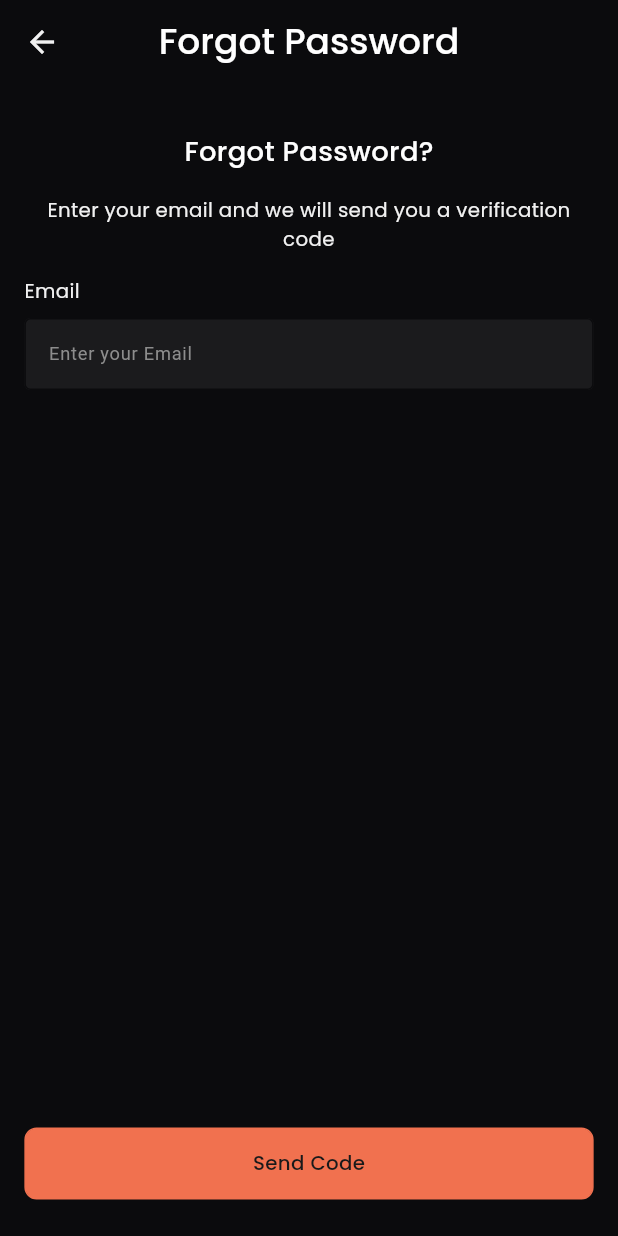
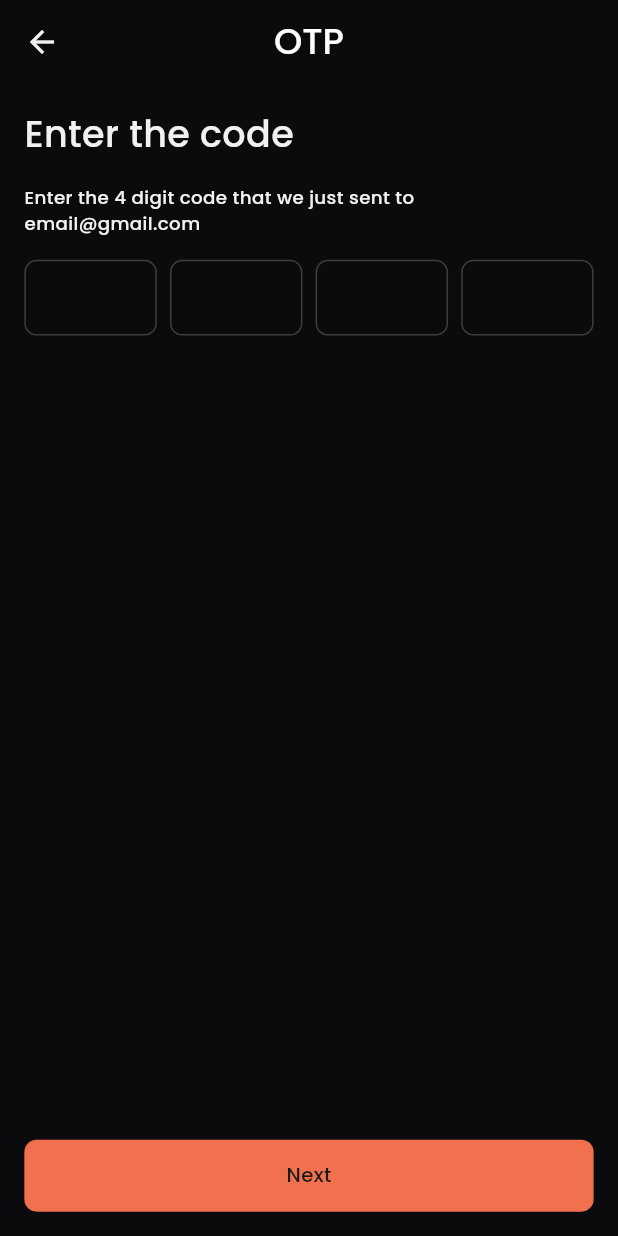
Before and after one commit to moury12/My-Tracks, a Flutter app: the ForgetPasswordScreen screen opened by its route, after a tap on "Send Code", on a phone screen of 412 x 824 dp. Run offline on Flutter 3.47's test engine with Material 3 defaults, Android fonts, the phone set to English and light mode, and no system bars; our stand-ins replace device_preview, flutter_screenutil, get, google_fonts, share_plus; missing offline and left inert: dart:ffi.

Commit message:
style: otp change pass auth pages

```diff
--- a/lib/controller/auth_controller.dart
+++ b/lib/controller/auth_controller.dart
@@ -1,16 +1,33 @@
 import 'package:flutter/cupertino.dart';
 import 'package:get/get.dart';
 
-class AuthController extends GetxController{
+class AuthController extends GetxController {
   static AuthController get to => Get.find();
   Rx<TextEditingController> emailSignUpController = TextEditingController().obs;
   Rx<TextEditingController> emailForgotController = TextEditingController().obs;
   Rx<TextEditingController> nameSignUpController = TextEditingController().obs;
   Rx<TextEditingController> passSignUpController = TextEditingController().obs;
-  Rx<TextEditingController> confirmPassSignUpController = TextEditingController().obs;
+  Rx<TextEditingController> confirmPassSignUpController =
+      TextEditingController().obs;
   Rx<TextEditingController> emailLoginController = TextEditingController().obs;
   Rx<TextEditingController> passLoginController = TextEditingController().obs;
+  Rx<TextEditingController> passNewController = TextEditingController().obs;
+  Rx<TextEditingController> confirmPassNewController = TextEditingController().obs;
 
+final otpControllers = List.generate(4,(index) => TextEditingController(),);
+final otpFocusNode = List.generate(4,(index) => FocusNode(),);
+var focusedFieldIndex =-1.obs;
+  @override
+  void onInit() {
+   for(int i =0; i<otpFocusNode.length;i++){
+     otpFocusNode[i].addListener(() {
+       if(otpFocusNode[i].hasFocus){
+         focusedFieldIndex=i;
+       }
+     },);
+   }
+    super.onInit();
+  }
 
   @override
   void onClose() {
@@ -21,6 +38,12 @@ confirmPassSignUpController.value.dispose();
     emailLoginController.value.dispose();
     passLoginController.value.dispose();
     emailForgotController.value.dispose();
+    for (var controller in otpControllers) {
+      controller.dispose();
+    }
+    for (var focusNode in otpFocusNode) {
+      focusNode.dispose();
+    }
     super.onClose();
   }
 }
--- a/lib/core/components/custom_textfield.dart
+++ b/lib/core/components/custom_textfield.dart
@@ -39,7 +39,7 @@ class CustomTextField extends StatefulWidget {
       this.enabledBorder,
       this.fillColor=AppColors.textFieldColor,
       this.contentPadding = const EdgeInsets.only(left: 10),
-      this.title, this.isEnable=true});
+      this.title, this.isEnable=true, this.height});
 
   final TextEditingController? textEditingController;
   final FocusNode? focusNode;
@@ -71,6 +71,7 @@ class CustomTextField extends StatefulWidget {
   final bool? isEnable;
   final EdgeInsetsGeometry contentPadding;
   final bool readOnly;
+  final double? height;
   final int? maxLength;
   final bool? isCollapsed;
   final bool? isDense;
@@ -97,9 +98,12 @@ class _CustomTextFieldState extends State<CustomTextField> {
               )
             : SizedBox.shrink(),
         widget.title != null ? space8H : SizedBox.shrink(),
-        TextFormField(
+        SizedBox(
+          height: widget.height ?? null, // Set the desired height here
+          child: TextFormField(
+            textAlign:widget.textAlign,
             onTap: widget.onTap,
-          enabled:widget.isEnable ,
+            enabled: widget.isEnable,
             autovalidateMode: AutovalidateMode.onUserInteraction,
             inputFormatters: widget.inputFormatters,
             onFieldSubmitted: widget.onFieldSubmitted,
@@ -110,21 +114,28 @@ class _CustomTextFieldState extends State<CustomTextField> {
             keyboardType: widget.keyboardType,
             textInputAction: widget.textInputAction,
             cursorColor: widget.cursorColor,
-          style: widget.inputTextStyle??TextStyle(
-              color: AppColors.whiteLightColor, fontWeight: FontWeight.w400,fontSize: getFontSizeSmall(context)),
+            style: widget.inputTextStyle ??
+                TextStyle(
+                    color: AppColors.whiteLightColor,
+                    fontWeight: FontWeight.w400,
+                    fontSize: getFontSizeSmall(context)),
             onChanged: widget.onChanged,
             maxLines: widget.maxLines,
             obscureText: widget.isPassword ? obscureText : false,
             validator: widget.validator,
             decoration: InputDecoration(
-              contentPadding: EdgeInsets.symmetric(horizontal:16.sp,vertical: 8.sp),
+              contentPadding: EdgeInsets.symmetric(
+                  horizontal: 16.sp, vertical: 16.sp), // Adjust vertical padding
               fillColor: widget.fillColor,
               isCollapsed: widget.isCollapsed,
               isDense: widget.isDense,
               errorMaxLines: 2,
               hintText: widget.hintText,
-              hintStyle: widget.hintStyle??TextStyle(
-                  color: AppColors.normalDarkWhite, fontWeight: FontWeight.w400,fontSize: getFontSizeSmall(context)),
+              hintStyle: widget.hintStyle ??
+                  TextStyle(
+                      color: AppColors.normalDarkWhite,
+                      fontWeight: FontWeight.w400,
+                      fontSize: getFontSizeSmall(context)),
               filled: true,
               prefixIcon: widget.prefixIcon,
               suffixIcon: widget.isPassword
@@ -142,8 +153,11 @@ class _CustomTextFieldState extends State<CustomTextField> {
               suffixIconColor: widget.suffixIconColor,
               border: widget.border,
               focusedBorder: widget.focusedBorder,
-              enabledBorder: widget.enabledBorder),
+              enabledBorder: widget.enabledBorder,
             ),
+          ),
+        ),
+
       ],
     );
   }
--- a/lib/core/constant/app_strings.dart
+++ b/lib/core/constant/app_strings.dart
@@ -20,8 +20,10 @@ class AppStaticString {
   static const String eventHistory = "Event History";
   static const String termsCondition = "Terms & Conditions";
   static const String search = "Search";
+  static const String otp = "OTP";
   static const String settings = "Settings";
   static const String changePass = "Change password";
+  static const String newPass = "New Password";
   static const String feedback = "Feedback";
   static const String privacyPolicy = "Privacy Policy";
   static const String payment = "Payment";
@@ -35,9 +37,12 @@ class AppStaticString {
   static const String signUpUser = "Sign up as a user or tracker?";
   static const String user = "User";
   static const String host = "Host";
+  static const String logOut = "Log Out";
   static const String email = "Email";
   static const String nameWithClone = "Name: ";
   static const String name = "Name";
+  static const String enterCode = "Enter the code";
+  static const String enter4Digit = "Enter the 4 digit code that we just sent to";
   static const String userName = "User Name";
   static const String password = "Password";
   static const String areYouSureToDelete = "Are you sure you want to delete this content ?";
@@ -60,7 +65,10 @@ class AppStaticString {
   static const String fieldName = "Field Name";
   static const String share = "Share";
   static const String track = "Track";
+  static const String setNewPass = "Set a new password";
+  static const String createANewPass = "Create a new password. Ensure it differs from previous ones for security";
   static const String trackName = "Track Name";
+  static const String updatePass = "Update Password";
   static const String selectCategory = "Select Category";
   static const String event = "Event";
   static const String running = "Running";
@@ -146,7 +154,7 @@ class AppStaticString {
   static const String  bookingFor= "Booking For";
   static const String  deleteAcc= "Delete Account";
   static const String  currentPass= "Current Password";
-  static const String  newPass= "New Password";
+
   static const String  send= "Send";
   static const String  sendCode= "Send Code";
   static const String  cancel= "Cancel";
--- a/lib/core/constant/image_constants.dart
+++ b/lib/core/constant/image_constants.dart
@@ -30,6 +30,7 @@ String historyIconUrl  ='assets/icons/history.png';
 String plusIconUrl  ='assets/icons/plus_icon.png';
 String promoteIconUrl  ='assets/icons/remote_icon.png';
 String reactIconUrl  ='assets/icons/react_icon.png';
+String keyIconUrl  ='assets/icons/key_icon.png';
 String reactFillIconUrl  ='assets/icons/react_fill_icon.png';
 String profileIconUrl  ='assets/icons/profile_icon.png';
 String privacyPolicyIconUrl  ='assets/icons/privacy_policy.png';
--- a/lib/core/route/app_routes.dart
+++ b/lib/core/route/app_routes.dart
@@ -10,6 +10,10 @@ import 'package:track_trek/view/add/upload_track.dart';
 import 'package:track_trek/view/auth/forget_password.dart';
 import 'package:track_trek/view/auth/login.dart';
 import 'package:track_trek/view/auth/login.dart';
+import 'package:track_trek/view/auth/new_password_page.dart';
+import 'package:track_trek/view/auth/new_password_page.dart';
+import 'package:track_trek/view/auth/otp_page.dart';
+import 'package:track_trek/view/auth/otp_page.dart';
 import 'package:track_trek/view/auth/sign_up.dart';
 import 'package:track_trek/view/feedback/feedback_page.dart';
 import 'package:track_trek/view/feedback/feedback_page.dart';
@@ -25,6 +29,12 @@ import 'package:track_trek/view/manage/event_user_page.dart';
 import 'package:track_trek/view/manage/event_user_page.dart';
 import 'package:track_trek/view/profile/profile_page.dart';
 import 'package:track_trek/view/profile/profile_page.dart';
+import 'package:track_trek/view/settings/change_password_page.dart';
+import 'package:track_trek/view/settings/change_password_page.dart';
+import 'package:track_trek/view/settings/privacy_terms_page.dart';
+import 'package:track_trek/view/settings/privacy_terms_page.dart';
+import 'package:track_trek/view/settings/settings_page.dart';
+import 'package:track_trek/view/settings/settings_page.dart';
 
 class AppRoutes {
   static route() => [
@@ -48,5 +58,10 @@ class AppRoutes {
         GetPage(name: HistoryScreen.routeName, page: () => const HistoryScreen()),
         GetPage(name: UserDetailsScreen.routeName, page: () => const UserDetailsScreen()),
         GetPage(name: FeedbackScreen.routeName, page: () => const FeedbackScreen()),
+        GetPage(name: SettingsScreen.routeName, page: () => const SettingsScreen()),
+        GetPage(name: OTPScreen.routeName, page: () => const OTPScreen(),binding: AuthBinding()),
+        GetPage(name: NewPasswordScreen.routeName, page: () => const NewPasswordScreen(),binding: AuthBinding()),
+        GetPage(name: PrivacyTermsScreen.routeName, page: () => const PrivacyTermsScreen()),
+        GetPage(name: ChangePasswordScreen.routeName, page: () => const ChangePasswordScreen()),
       ];
 }
--- a/lib/view/auth/forget_password.dart
+++ b/lib/view/auth/forget_password.dart
@@ -1,5 +1,6 @@
 import 'package:flutter/material.dart';
 import 'package:flutter_screenutil/flutter_screenutil.dart';
+import 'package:get/get.dart';
 import 'package:track_trek/controller/auth_controller.dart';
 import 'package:track_trek/core/components/custom_appbar.dart';
 import 'package:track_trek/core/components/custom_button.dart';
@@ -10,6 +11,7 @@ import 'package:track_trek/core/constant/fontsize_constant.dart';
 import 'package:track_trek/core/constant/padding_constant.dart';
 import 'package:track_trek/core/utils/app_color.dart';
 import 'package:track_trek/core/utils/text_style.dart';
+import 'package:track_trek/view/auth/otp_page.dart';
 
 class ForgetPasswordScreen extends StatelessWidget {
   static const String routeName ='/forget-pass';
@@ -51,9 +53,12 @@ class ForgetPasswordScreen extends StatelessWidget {
           ),
         ),
       ),
+      ///==============send code for reset pass ==========================///
       bottomNavigationBar: Padding(
         padding: padding16.copyWith(bottom: 24.sp),
-        child: CustomButton(onTap: (){},title:AppStaticString.sendCode ,),
+        child: CustomButton(onTap: (){
+          Get.toNamed(OTPScreen.routeName);
+        },title:AppStaticString.sendCode ,),
       ),
     );
   }
--- /dev/null
+++ b/lib/view/auth/otp_page.dart
@@ -0,0 +1,114 @@
+import 'package:flutter/material.dart';
+import 'package:flutter_screenutil/flutter_screenutil.dart';
+import 'package:get/get.dart';
+import 'package:track_trek/controller/auth_controller.dart';
+import 'package:track_trek/core/components/custom_appbar.dart';
+import 'package:track_trek/core/components/custom_button.dart';
+import 'package:track_trek/core/components/custom_textfield.dart';
+import 'package:track_trek/core/constant/app_strings.dart';
+import 'package:track_trek/core/constant/fontsize_constant.dart';
+import 'package:track_trek/core/constant/padding_constant.dart';
+import 'package:track_trek/core/utils/app_color.dart';
+import 'package:track_trek/core/utils/text_style.dart';
+import 'package:track_trek/view/auth/new_password_page.dart';
+
+class OTPScreen extends StatelessWidget {
+  static const String routeName = '/otp';
+
+  const OTPScreen({super.key});
+
+  void verifyOTP(BuildContext context) {
+    final otp = AuthController.to.otpControllers
+        .map(
+          (e) => e.text,
+        )
+        .join();
+    Get.toNamed(NewPasswordScreen.routeName);
+    // if (otp.length == 4) {
+    //   // Add OTP verification logic here
+    //   ScaffoldMessenger.of(context).showSnackBar(
+    //     SnackBar(content: Text("OTP Entered: $otp")),
+    //   );
+    // }
+  }
+
+  @override
+  Widget build(BuildContext context) {
+    return Scaffold(
+      resizeToAvoidBottomInset: false,
+      appBar: const CustomAppbar(
+        tile: AppStaticString.otp,
+      ),
+      body: Padding(
+        padding: padding16,
+        child: Column(
+          spacing: 16,
+          crossAxisAlignment: CrossAxisAlignment.start,
+          children: [
+            Text(
+              AppStaticString.enterCode,
+              style: poppinsMedium.copyWith(
+                  fontSize: getButtonFontSizeLarge(context)),
+            ),
+            Text(
+              ///===============dynamic email=====================///
+              '${AppStaticString.enter4Digit} email@gmail.com',
+              style:
+                  poppinsMedium.copyWith(fontSize: getFontSizeSmall(context)),
+            ),
+            Row(
+              spacing: 8.w,
+              mainAxisAlignment: MainAxisAlignment.spaceEvenly,
+              children: [
+                ...List.generate(
+                  4,
+                  (index) => _buildOTPField(context, index),
+                )
+              ],
+            ),
+          ],
+        ),
+      ),
+
+      ///=================verify otp====================///
+      bottomNavigationBar: Padding(
+        padding: padding16,
+        child: CustomButton(
+          onTap: () {
+            verifyOTP(context);
+          },
+          title: AppStaticString.next,
+        ),
+      ),
+    );
+  }
+
+  Widget _buildOTPField(BuildContext context, int index) {
+    return Expanded(
+        child: CustomTextField(
+      keyboardType: TextInputType.number,
+      focusNode: AuthController.to.otpFocusNode[index],
+      textEditingController: AuthController.to.otpControllers[index],
+      textAlign: TextAlign.center,
+      hintText: '',
+      height: 70.h,
+      onChanged: (value) {
+        if (value.isNotEmpty) {
+          FocusScope.of(context).nextFocus();
+        }
+      },
+      fillColor: AuthController.to.focusedFieldIndex == index
+          ? AppColors.whiteLightColor // Focused fill color
+          : AppColors.blackBackgroundColor,
+      focusedBorder: OutlineInputBorder(
+          borderSide: const BorderSide(color: AppColors.blackBorderColor),
+          borderRadius: BorderRadius.circular(8.r)),
+      border: OutlineInputBorder(
+          borderSide: const BorderSide(color: AppColors.blackBorderColor),
+          borderRadius: BorderRadius.circular(8.r)),
+      enabledBorder: OutlineInputBorder(
+          borderSide: const BorderSide(color: AppColors.blackBorderColor),
+          borderRadius: BorderRadius.circular(8.r)),
+    ));
+  }
+}
--- a/lib/view/home/widgets/gradient_container_widget.dart
+++ b/lib/view/home/widgets/gradient_container_widget.dart
@@ -61,7 +61,7 @@ class BlackContainerWidget extends StatelessWidget {
 
   @override
   Widget build(BuildContext context) {
-    return GestureDetector(onTap:onTap?? (){},
+    return InkWell(onTap:onTap?? (){},
       child: Container(
         alignment: Alignment.center,
         padding:padding16,
```
Also changed, not shown: lib/core/components/custom_drawer_widget.dart (+99 -23 lines), lib/view/add/widgets/delete_alert_dialog.dart (+16 -11 lines), lib/view/auth/new_password_page.dart (added, +74 -0 lines), lib/view/settings/change_password_page.dart (added, +50 -0 lines), lib/view/settings/privacy_terms_page.dart (added, +31 -0 lines), lib/view/settings/settings_page.dart (added, +73 -0 lines), assets/icons/key_icon.png (added). Lines whose indentation alone changed are shown as unchanged.
